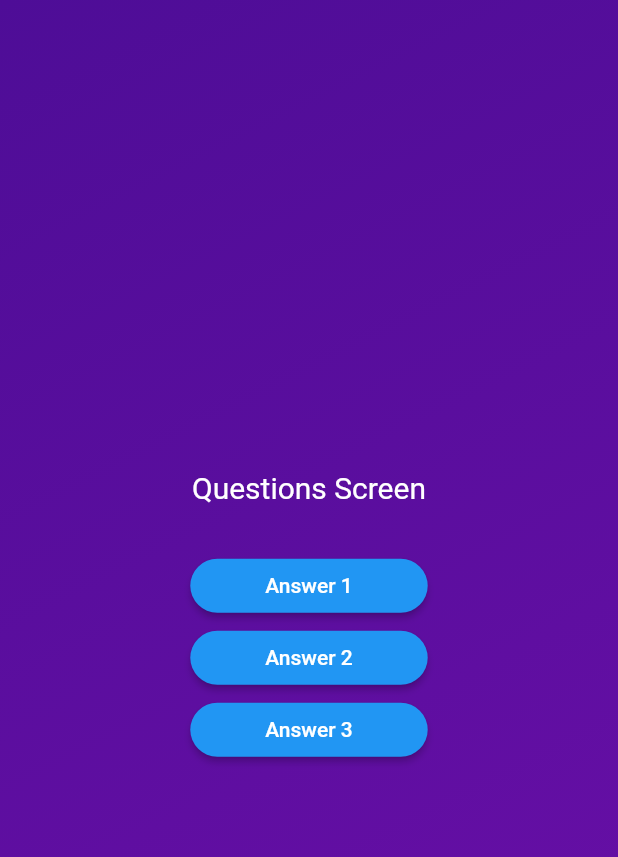
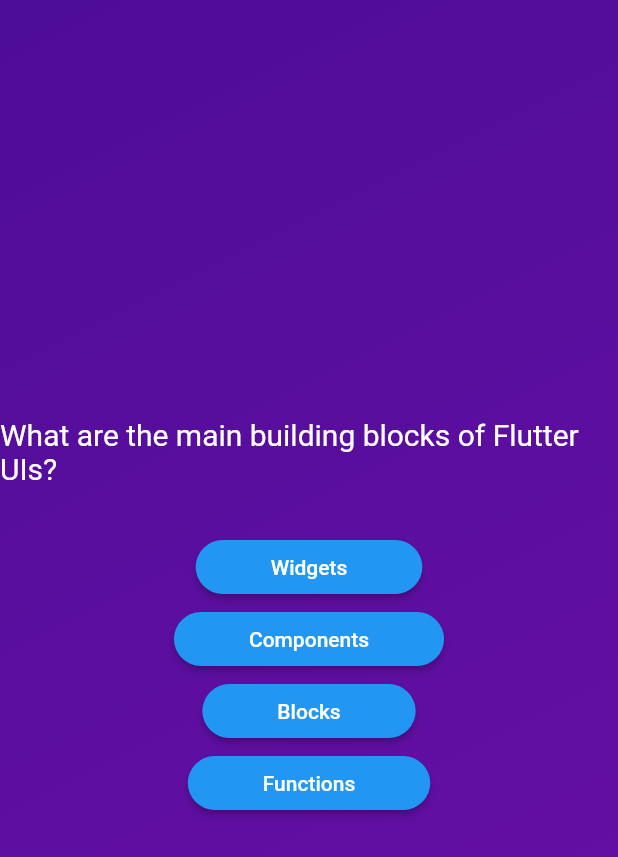
Before and after one commit to alvdev/mobile-apps, a Flutter app: the screen it shows after launch, after a tap on "Start Quiz", on a phone screen of 412 x 824 dp. Shown: the top 857 px of the screen. Run offline on Flutter 3.47's test engine with Material 2 defaults, Android fonts, the phone set to English and light mode, and no system bars; our stand-ins replace cloud_firestore, firebase_auth, firebase_core, font_awesome_flutter, google_fonts, google_sign_in and 2 more; accounts and stored records are empty; network calls fail.

Commit message:
add answer buttons dinamically

```diff
--- a/quiz/lib/questions_screen.dart
+++ b/quiz/lib/questions_screen.dart
@@ -1,6 +1,7 @@
 import 'package:flutter/material.dart';
 
 import 'package:quiz/answer_button.dart';
+import 'package:quiz/data/questions.dart';
 
 class QuestionsScreen extends StatefulWidget {
   const QuestionsScreen({super.key});
@@ -14,18 +15,23 @@
 class _QuestionsScreenState extends State<QuestionsScreen> {
   @override
   Widget build(context) {
+    final currentQuestion = questions[0];
+
     return Center(
       child: Column(
         mainAxisAlignment: MainAxisAlignment.center,
         children: [
-          const Text(
-            'Questions Screen',
-            style: TextStyle(fontSize: 20, color: Colors.white),
+          Text(
+            currentQuestion.question,
+            style: const TextStyle(fontSize: 20, color: Colors.white),
           ),
           const SizedBox(height: 30),
-          AnswerButton(answer: 'Answer 1', onTap: () {}),
-          AnswerButton(answer: 'Answer 2', onTap: () {}),
-          AnswerButton(answer: 'Answer 3', onTap: () {}),
+          ...currentQuestion.answer.map(
+            (item) => AnswerButton(
+              answer: item,
+              onTap: () {},
+            ),
+          ),
         ],
       ),
     );
```
